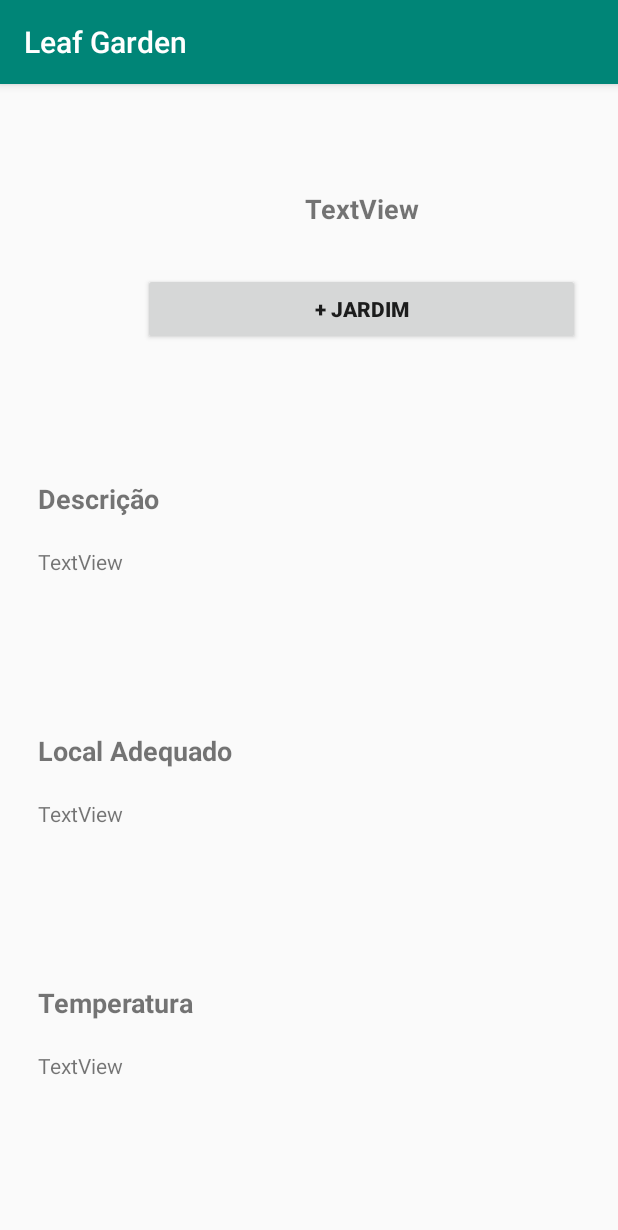
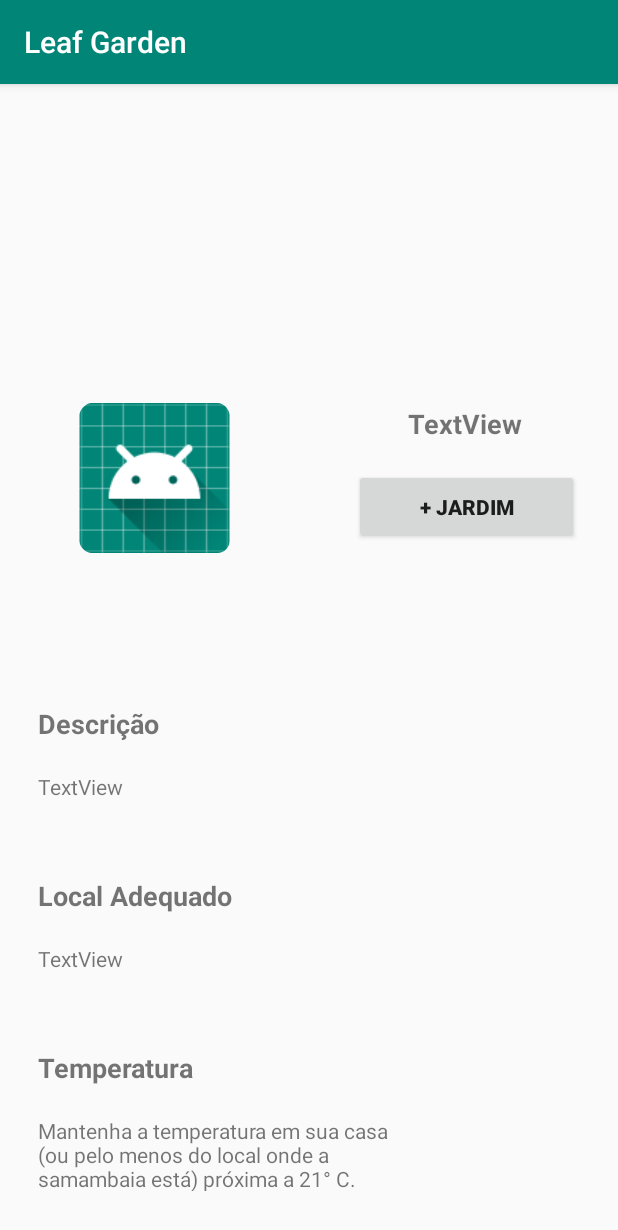
Before and after one commit to ChigorGomes/SD2019-01, an Android app: the InfoPlanta screen opened directly, with no data from a screen before it, on a phone screen of 412 x 824 dp. Shown: the top 1230 px of the screen. Run offline under Robolectric (Android 15) with nearby library versions, the phone set to English and light mode, and no system bars.

Commit message:
Ajeitando as telas

```diff
--- a/LeafGarden/APP/app/src/main/java/com/app/leafgarden/InfoPlanta.java
+++ b/LeafGarden/APP/app/src/main/java/com/app/leafgarden/InfoPlanta.java
@@ -2,12 +2,20 @@ package com.app.leafgarden;
 
 import android.support.v7.app.AppCompatActivity;
 import android.os.Bundle;
+import android.widget.TextView;
 
 public class InfoPlanta extends AppCompatActivity {
+    TextView infoPlanta;
 
     @Override
     protected void onCreate(Bundle savedInstanceState) {
         super.onCreate(savedInstanceState);
         setContentView(R.layout.activity_info_planta);
+
+        infoPlanta = (TextView) findViewById(R.id.textViewTemperaturaPlanta);
+
+        infoPlanta.setText("Mantenha a temperatura em sua casa\n" +
+                "(ou pelo menos do local onde a\n" +
+                "samambaia está) próxima a 21° C.");
     }
 }
--- a/LeafGarden/APP/app/src/main/java/com/app/leafgarden/MainActivity.java
+++ b/LeafGarden/APP/app/src/main/java/com/app/leafgarden/MainActivity.java
@@ -44,6 +44,8 @@ public class MainActivity extends AppCompatActivity {
     class customOnclickGoogle extends ClickableSpan {
         @Override
         public void onClick(View texView) {
+            Intent intent= new Intent(MainActivity.this,InfoPlanta.class);
+            startActivity(intent);
 
         }
 
--- a/LeafGarden/APP/app/src/main/res/layout/activity_info_planta.xml
+++ b/LeafGarden/APP/app/src/main/res/layout/activity_info_planta.xml
@@ -6,30 +6,14 @@
     android:layout_height="match_parent"
     tools:context=".InfoPlanta">
 
-    <ImageView
-        android:id="@+id/imageViewPlanta"
-        android:layout_width="wrap_content"
-        android:layout_height="wrap_content"
-        android:layout_above="@+id/textView12"
-        android:layout_alignParentStart="true"
-        android:layout_alignParentTop="true"
-        android:layout_marginStart="25dp"
-        android:layout_marginTop="50dp"
-        android:layout_marginBottom="50dp"
-        tools:srcCompat="@tools:sample/avatars" />
-
     <TextView
         android:id="@+id/textView6"
-        android:layout_width="wrap_content"
-        android:layout_height="wrap_content"
+        android:layout_width="154dp"
+        android:layout_height="40dp"
         android:layout_above="@+id/buttonAdcPlantaNoJardim"
-        android:layout_alignParentTop="true"
         android:layout_alignParentEnd="true"
-        android:layout_marginStart="70dp"
-        android:layout_marginTop="50dp"
         android:layout_marginEnd="25dp"
         android:layout_marginBottom="10dp"
-        android:layout_toEndOf="@+id/imageViewPlanta"
         android:gravity="center"
         android:text="TextView"
         android:textAlignment="center"
@@ -38,14 +22,14 @@
 
     <TextView
         android:id="@+id/textViewTemperaturaPlanta"
-        android:layout_width="332dp"
-        android:layout_height="73dp"
+        android:layout_width="200dp"
+        android:layout_height="50dp"
         android:layout_alignParentStart="true"
         android:layout_alignParentEnd="true"
         android:layout_alignParentBottom="true"
         android:layout_marginStart="25dp"
         android:layout_marginEnd="25dp"
-        android:layout_marginBottom="50dp"
+        android:layout_marginBottom="30dp"
         android:text="TextView" />
 
     <TextView
@@ -56,7 +40,7 @@
         android:layout_alignParentStart="true"
         android:layout_alignParentEnd="true"
         android:layout_marginStart="25dp"
-        android:layout_marginEnd="270dp"
+        android:layout_marginEnd="200dp"
         android:layout_marginBottom="20dp"
         android:text="@string/temperatura"
         android:textSize="18sp"
@@ -64,14 +48,14 @@
 
     <TextView
         android:id="@+id/textViewLocalAdequado"
-        android:layout_width="332dp"
-        android:layout_height="73dp"
+        android:layout_width="200dp"
+        android:layout_height="50dp"
         android:layout_above="@+id/textView8"
         android:layout_alignParentStart="true"
         android:layout_alignParentEnd="true"
         android:layout_marginStart="25dp"
         android:layout_marginEnd="25dp"
-        android:layout_marginBottom="50dp"
+        android:layout_marginBottom="20dp"
         android:text="TextView" />
 
     <TextView
@@ -82,7 +66,7 @@
         android:layout_alignParentStart="true"
         android:layout_alignParentEnd="true"
         android:layout_marginStart="25dp"
-        android:layout_marginEnd="240dp"
+        android:layout_marginEnd="200dp"
         android:layout_marginBottom="20dp"
         android:text="@string/local"
         android:textSize="18sp"
@@ -90,14 +74,14 @@
 
     <TextView
         android:id="@+id/textViewDescricaoPlanta"
-        android:layout_width="332dp"
-        android:layout_height="73dp"
+        android:layout_width="200dp"
+        android:layout_height="50dp"
         android:layout_above="@+id/textView10"
         android:layout_alignParentStart="true"
         android:layout_alignParentEnd="true"
         android:layout_marginStart="25dp"
         android:layout_marginEnd="25dp"
-        android:layout_marginBottom="50dp"
+        android:layout_marginBottom="20dp"
         android:text="TextView" />
 
     <TextView
@@ -108,7 +92,7 @@
         android:layout_alignParentStart="true"
         android:layout_alignParentEnd="true"
         android:layout_marginStart="25dp"
-        android:layout_marginEnd="279dp"
+        android:layout_marginEnd="200dp"
         android:layout_marginBottom="20dp"
         android:text="@string/desc"
         android:textSize="18sp"
@@ -116,15 +100,26 @@
 
     <Button
         android:id="@+id/buttonAdcPlantaNoJardim"
-        android:layout_width="wrap_content"
-        android:layout_height="wrap_content"
+        android:layout_width="150dp"
+        android:layout_height="50dp"
         android:layout_above="@+id/textView12"
         android:layout_alignParentEnd="true"
-        android:layout_marginStart="70dp"
-        android:layout_marginEnd="25dp"
-        android:layout_marginBottom="90dp"
-        android:layout_toEndOf="@+id/imageViewPlanta"
+        android:layout_marginEnd="26dp"
+        android:layout_marginBottom="107dp"
         android:text="@string/adcJardim"
         android:textAlignment="center"
         android:textStyle="bold" />
+
+    <ImageView
+        android:id="@+id/imageView6"
+        android:layout_width="150dp"
+        android:layout_height="100dp"
+        android:layout_above="@+id/textViewDescricaoPlanta"
+        android:layout_alignParentStart="true"
+        android:layout_alignParentEnd="true"
+        android:layout_marginStart="25dp"
+        android:layout_marginEnd="231dp"
+        android:layout_marginBottom="146dp"
+        app:srcCompat="@mipmap/ic_launcher" />
+
 </RelativeLayout>
```
